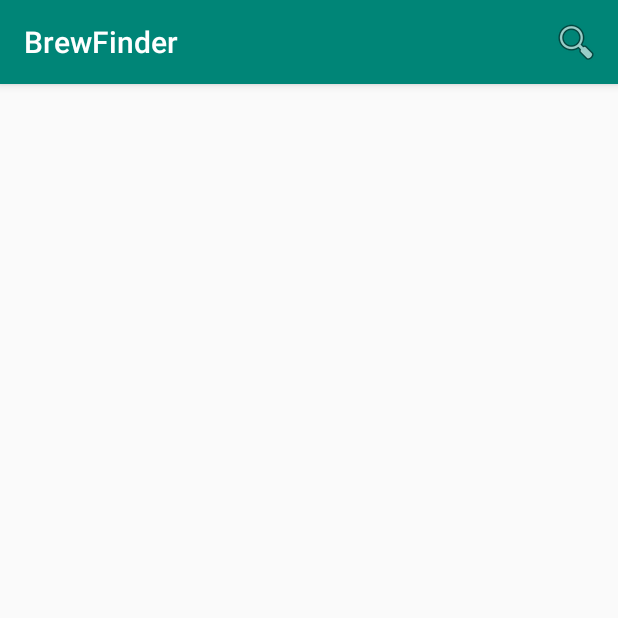
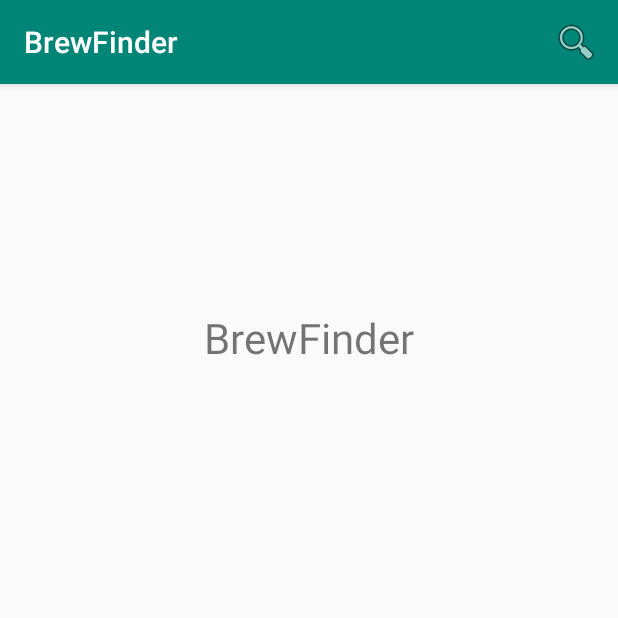
Before and after one commit to PintsizeMaxy/BrewFinder, an Android app: the screen it shows after launch (MainActivity), on a phone screen of 412 x 824 dp, the top half of it. Run offline under Robolectric (Android 15) with nearby library versions, the phone set to English and light mode, and no system bars; our stand-ins replace Timber, data binding; libraries missing offline, so code that uses them is left out: com.mikepenz.fastadapter; 3 statements that could not run were skipped.

Commit message:
Added a temporary textview to main screen to fill up empty space

```diff
--- a/app/src/main/java/com/example/brewfinder/breweries/BreweryFragment.kt
+++ b/app/src/main/java/com/example/brewfinder/breweries/BreweryFragment.kt
@@ -3,6 +3,7 @@ package com.example.brewfinder.breweries
 import android.os.Bundle
 import android.view.*
 import androidx.appcompat.widget.SearchView
+import androidx.core.view.isVisible
 import androidx.fragment.app.Fragment
 import androidx.fragment.app.viewModels
 import androidx.lifecycle.Observer
@@ -51,6 +52,8 @@ class BreweryFragment : Fragment() {
         val searchItem = menu.findItem(R.id.search).actionView as SearchView
         searchItem.setOnQueryTextListener(object : SearchView.OnQueryTextListener {
             override fun onQueryTextSubmit(query: String?): Boolean {
+                binding.listRecycler.isVisible = query?.isNotEmpty() ?: false
+                binding.title.isVisible = query?.isEmpty() ?: true
                 searchItem.clearFocus()
                 searchItem.setQuery(query, false)
                 viewModel.searchBreweries(query.toString())
--- a/app/src/main/res/layout/brewery_recycler.xml
+++ b/app/src/main/res/layout/brewery_recycler.xml
@@ -6,11 +6,21 @@
         android:layout_width="match_parent"
         android:layout_height="match_parent">
 
+        <androidx.appcompat.widget.AppCompatTextView
+            android:id="@+id/title"
+            android:layout_width="wrap_content"
+            android:layout_height="wrap_content"
+            android:text="@string/app_name"
+            android:textSize="28sp"
+            android:layout_gravity="center"
+            android:layout_marginTop="150dp"
+            />
         <androidx.recyclerview.widget.RecyclerView
             android:id="@+id/list_recycler"
             android:layout_width="match_parent"
             android:layout_height="wrap_content"
             android:layout_weight="1"
+            android:visibility="gone"
             />
 
     </androidx.appcompat.widget.LinearLayoutCompat>
```
